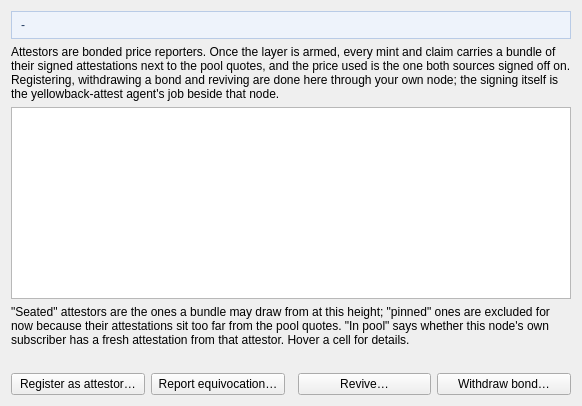
The window that src/yellowbackattestors.ui (boyfromcave/yecwallet-dd) describes before a commit, drawn with Qt 5.
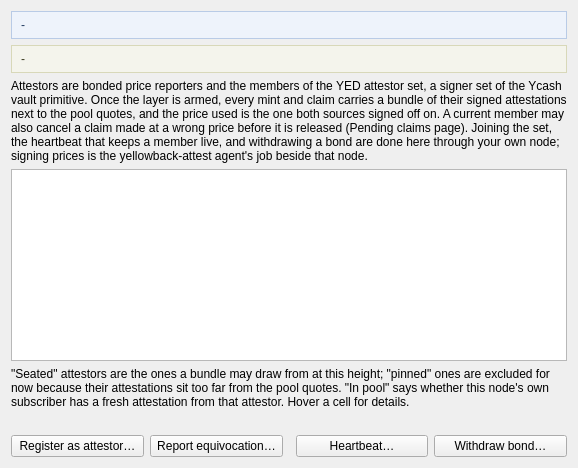
The same window after the commit.

Commit message: Yellowback: rpcversion 5 (the vault upgrade): claim intents, Pending claims (release, attestor cancel), attestor set membership and heartbeat; sweep and enforcement UI removed

Diff of the .ui file:
```diff
--- a/src/yellowbackattestors.ui
+++ b/src/yellowbackattestors.ui
@@ -11,10 +11,18 @@
      <property name="textInteractionFlags"><set>Qt::TextSelectableByMouse</set></property>
     </widget>
    </item>
+   <item>
+    <widget class="QLabel" name="lblMembership">
+     <property name="wordWrap"><bool>true</bool></property>
+     <property name="styleSheet"><string notr="true">QLabel { background-color: #f4f4ec; color: #3a3a1f; border: 1px solid #d8d8b9; padding: 6px; }</string></property>
+     <property name="text"><string>-</string></property>
+     <property name="textInteractionFlags"><set>Qt::TextSelectableByMouse</set></property>
+    </widget>
+   </item>
    <item>
     <widget class="QLabel" name="lblAttestorsIntro">
      <property name="wordWrap"><bool>true</bool></property>
-     <property name="text"><string>Attestors are bonded price reporters. Once the layer is armed, every mint and claim carries a bundle of their signed attestations next to the pool quotes, and the price used is the one both sources signed off on. Registering, withdrawing a bond and reviving are done here through your own node; the signing itself is the yellowback-attest agent's job beside that node.</string></property>
+     <property name="text"><string>Attestors are bonded price reporters and the members of the YED attestor set, a signer set of the Ycash vault primitive. Once the layer is armed, every mint and claim carries a bundle of their signed attestations next to the pool quotes, and the price used is the one both sources signed off on. A current member may also cancel a claim made at a wrong price before it is released (Pending claims page). Joining the set, the heartbeat that keeps a member live, and withdrawing a bond are done here through your own node; signing prices is the yellowback-attest agent's job beside that node.</string></property>
     </widget>
    </item>
    <item>
@@ -41,7 +49,7 @@
      <item><widget class="QPushButton" name="btnRegister"><property name="text"><string>Register as attestor…</string></property></widget></item>
      <item><widget class="QPushButton" name="btnReport"><property name="text"><string>Report equivocation…</string></property></widget></item>
      <item><spacer name="attSpacerH"><property name="orientation"><enum>Qt::Horizontal</enum></property></spacer></item>
-     <item><widget class="QPushButton" name="btnRevive"><property name="text"><string>Revive…</string></property></widget></item>
+     <item><widget class="QPushButton" name="btnHeartbeat"><property name="text"><string>Heartbeat…</string></property></widget></item>
      <item><widget class="QPushButton" name="btnWithdraw"><property name="text"><string>Withdraw bond…</string></property></widget></item>
     </layout>
    </item>
```
The commit also changes 20 other files.
